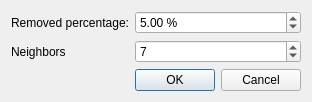
Old version of the form Surface_reconstruction_points_3/demo/Surface_reconstruction_points_3/Point_set_demo/Point_set_demo_outlier_removal_plugin.ui in the repository CGAL/cgal.
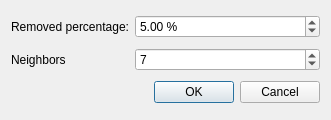
New version of the form.

Commit message: Fixed compilation error with Qt 4.3: replaced form layout by grid layout

Diff of the .ui file:
```diff
--- a/Surface_reconstruction_points_3/demo/Surface_reconstruction_points_3/Point_set_demo/Point_set_demo_outlier_removal_plugin.ui
+++ b/Surface_reconstruction_points_3/demo/Surface_reconstruction_points_3/Point_set_demo/Point_set_demo_outlier_removal_plugin.ui
@@ -5,17 +5,14 @@
    <rect>
     <x>0</x>
     <y>0</y>
-    <width>264</width>
-    <height>96</height>
+    <width>331</width>
+    <height>120</height>
    </rect>
   </property>
   <property name="windowTitle" >
    <string>Dialog</string>
   </property>
-  <layout class="QFormLayout" name="formLayout" >
-   <property name="fieldGrowthPolicy" >
-    <enum>QFormLayout::AllNonFixedFieldsGrow</enum>
-   </property>
+  <layout class="QGridLayout" >
    <item row="0" column="0" >
     <widget class="QLabel" name="label" >
      <property name="text" >
@@ -62,7 +59,7 @@
       <enum>Qt::Horizontal</enum>
      </property>
      <property name="standardButtons" >
-      <set>QDialogButtonBox::Cancel|QDialogButtonBox::Ok</set>
+      <set>QDialogButtonBox::Cancel|QDialogButtonBox::NoButton|QDialogButtonBox::Ok</set>
      </property>
     </widget>
    </item>
```
The commit also changes 1 other file.
